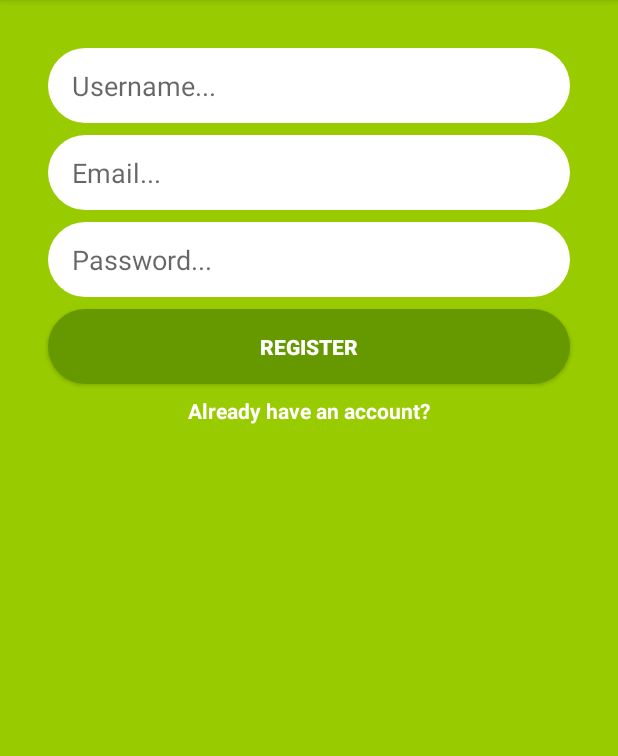
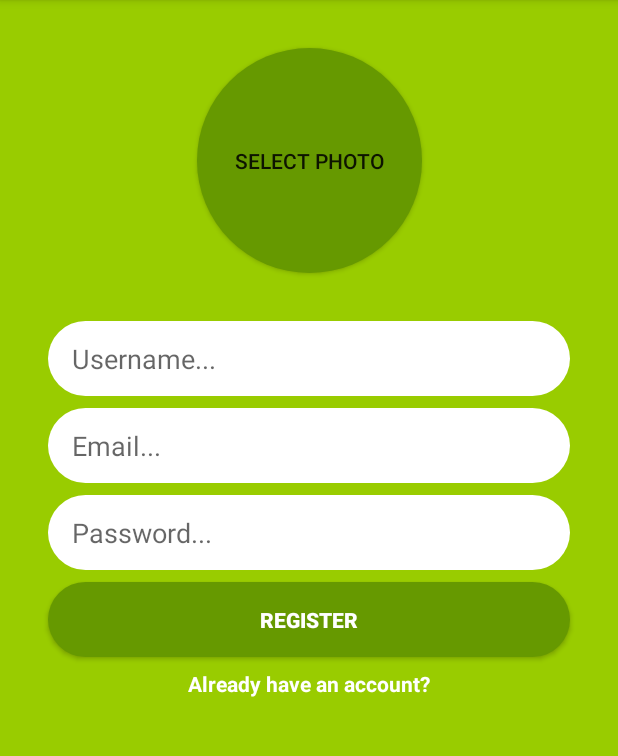
Before and after one commit to sorawitt-zz/KotlinMessenger, an Android app: the screen it shows after launch (MainActivity before the commit, RegisterActivity after it), on a phone screen of 412 x 824 dp, the part 84-840 px from its top. Run offline under Robolectric (Android 15) with nearby library versions, the phone set to English and light mode, and no system bars; our stand-ins replace Firebase (no records; nobody signed in at launch, a user with empty details on screens opened directly).

Commit message:
Add rounded profile image and pick image

```diff
--- a/app/src/main/AndroidManifest.xml
+++ b/app/src/main/AndroidManifest.xml
@@ -9,7 +9,7 @@
         android:roundIcon="@mipmap/ic_launcher_round"
         android:supportsRtl="true"
         android:theme="@style/AppTheme">
-        <activity android:name=".MainActivity">
+        <activity android:name=".RegisterActivity">
             <intent-filter>
                 <action android:name="android.intent.action.MAIN" />
 
--- a/app/src/main/java/com/example/sorawit/kotlinmessenger/MainActivity.kt
+++ b/app/src/main/java/com/example/sorawit/kotlinmessenger/RegisterActivity.kt
@@ -1,16 +1,20 @@
 package com.example.sorawit.kotlinmessenger
 
+import android.app.Activity
 import android.content.Intent
+import android.graphics.drawable.BitmapDrawable
+import android.net.Uri
 import android.support.v7.app.AppCompatActivity
 import android.os.Bundle
 import android.os.Debug
+import android.provider.MediaStore
 import android.util.Log
 import android.widget.TextView
 import android.widget.Toast
 import com.google.firebase.auth.FirebaseAuth
 import kotlinx.android.synthetic.main.activity_main.*
 
-class MainActivity : AppCompatActivity() {
+class RegisterActivity : AppCompatActivity() {
 
     override fun onCreate(savedInstanceState: Bundle?) {
         super.onCreate(savedInstanceState)
@@ -26,6 +30,28 @@ class MainActivity : AppCompatActivity() {
             val intent = Intent(this, LoginActivity::class.java)
             startActivity(intent)
         }
+
+        select_profile_image.setOnClickListener {
+            val intent = Intent(Intent.ACTION_PICK)
+            intent.type = "image/*"
+            startActivityForResult(intent, 0)
+
+        }
+    }
+
+    var selectedPhotoUri: Uri? = null
+
+    override fun onActivityResult(requestCode: Int, resultCode: Int, data: Intent?) {
+        super.onActivityResult(requestCode, resultCode, data)
+
+        if (requestCode == 0 && resultCode == Activity.RESULT_OK && data != null) {
+            Log.d("RegisterActivity", "selected photo")
+
+            selectedPhotoUri = data.data
+            val bitmap = MediaStore.Images.Media.getBitmap(contentResolver, selectedPhotoUri)
+            val bitmapDrawable = BitmapDrawable(bitmap)
+            select_profile_image.setBackgroundDrawable(bitmapDrawable)
+        }
     }
 
     private fun preformRegister() {
@@ -37,9 +63,9 @@ class MainActivity : AppCompatActivity() {
             Toast.makeText(this,"Please enter text in email/pw", Toast.LENGTH_SHORT).show()
             return
         }
-        Log.d("MainActivity", "username:" + username)
-        Log.d("MainActivity", "email:" + email)
-        Log.d("MainActivity", "password:" + password)
+        Log.d("RegisterActivity", "username:" + username)
+        Log.d("RegisterActivity", "email:" + email)
+        Log.d("RegisterActivity", "password:" + password)
 
         FirebaseAuth.getInstance().createUserWithEmailAndPassword(email, password)
                 .addOnCompleteListener {
--- /dev/null
+++ b/app/src/main/res/drawable/rounded_profile_image.xml
@@ -0,0 +1,5 @@
+<?xml version="1.0" encoding="utf-8"?>
+<shape xmlns:android="http://schemas.android.com/apk/res/android">
+<solid android:color="@android:color/holo_green_dark"/>
+    <corners android:radius="75dp"/>
+</shape>
--- a/app/src/main/res/layout/activity_main.xml
+++ b/app/src/main/res/layout/activity_main.xml
@@ -5,7 +5,7 @@
     android:layout_width="match_parent"
     android:layout_height="match_parent"
     android:background="@android:color/holo_green_light"
-    tools:context=".MainActivity">
+    tools:context=".RegisterActivity">
 
     <EditText
         android:id="@+id/username_text_register"
@@ -23,7 +23,7 @@
         android:paddingLeft="16dp"
         app:layout_constraintEnd_toEndOf="parent"
         app:layout_constraintStart_toStartOf="parent"
-        app:layout_constraintTop_toTopOf="parent" />
+        app:layout_constraintTop_toBottomOf="@+id/select_profile_image" />
 
     <EditText
         android:id="@+id/email_text_register"
@@ -81,4 +81,19 @@
         app:layout_constraintEnd_toEndOf="@+id/register_button_register"
         app:layout_constraintStart_toStartOf="@+id/register_button_register"
         app:layout_constraintTop_toBottomOf="@+id/register_button_register" />
+
+    <Button
+        android:id="@+id/select_profile_image"
+        android:layout_width="150dp"
+        android:layout_height="150dp"
+        android:layout_marginEnd="8dp"
+        android:layout_marginLeft="8dp"
+        android:layout_marginRight="8dp"
+        android:layout_marginStart="8dp"
+        android:layout_marginTop="32dp"
+        android:text="SELECT PHOTO"
+        android:background="@drawable/rounded_profile_image"
+        app:layout_constraintEnd_toEndOf="parent"
+        app:layout_constraintStart_toStartOf="parent"
+        app:layout_constraintTop_toTopOf="parent" />
 </android.support.constraint.ConstraintLayout>
```
